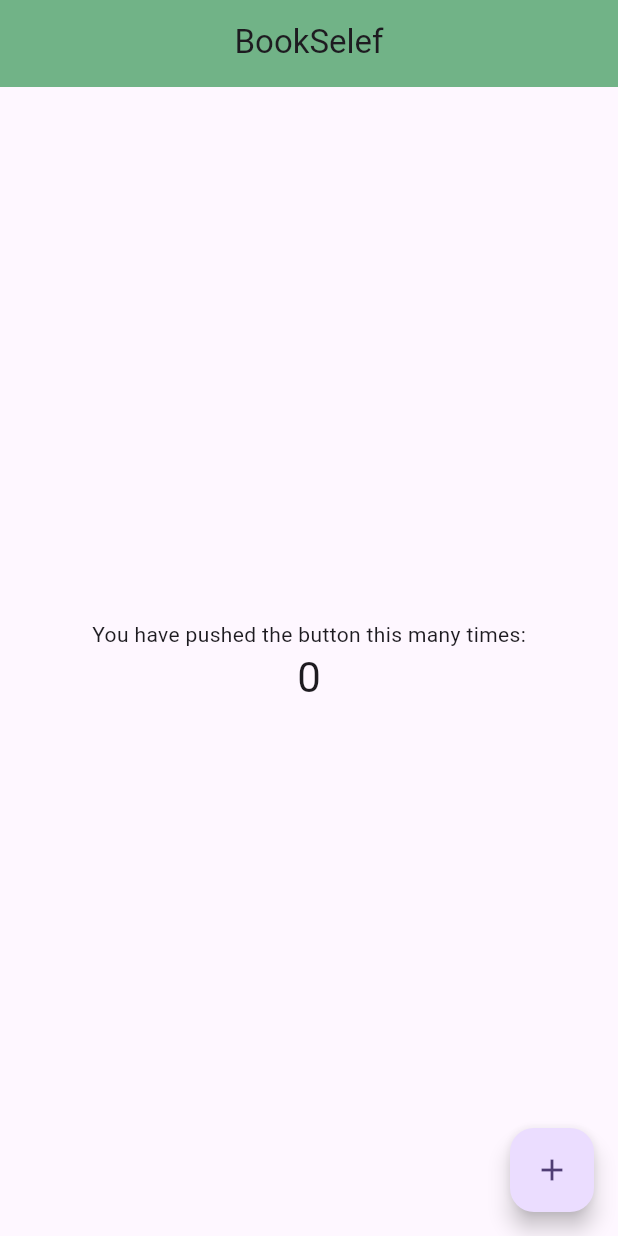
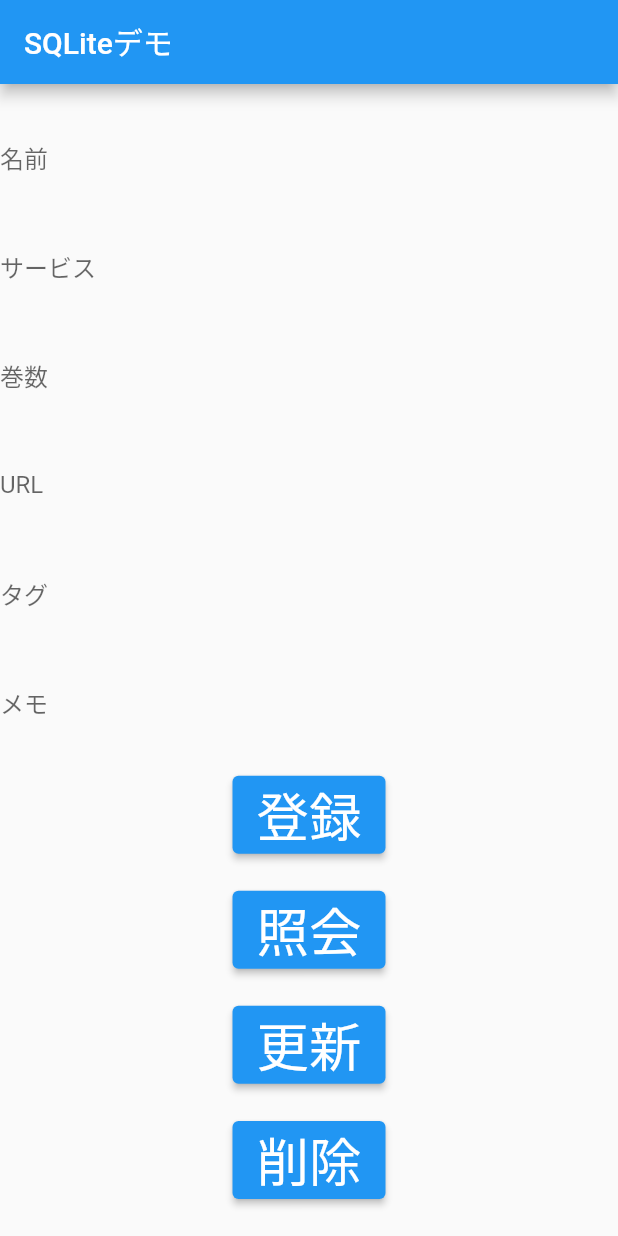
Before and after one commit to weak-in-the-morning/book_self, a Flutter app: the screen it shows after launch, on a phone screen of 412 x 824 dp. Run offline on Flutter 3.47's test engine with Material 2 defaults, Android fonts, the phone set to English and light mode, and no system bars; our stand-ins replace sqflite; accounts and stored records are empty.

Commit message:
fix: filename

```diff
--- a/app/lib/main.dart
+++ b/app/lib/main.dart
@@ -1,67 +1,168 @@
-import 'package:app/view/design_system.dart';
+// main.dart
+import 'package:app/logic/database_helper.dart';
 import 'package:flutter/material.dart';
+import 'package:intl/intl.dart';
+import 'package:app/data/book_data.dart';
 
 void main() {
-  runApp(const MyApp());
+  runApp(MyApp());
 }
 
 class MyApp extends StatelessWidget {
-  const MyApp({super.key});
-
   @override
   Widget build(BuildContext context) {
     return MaterialApp(
-      title: 'Book Self',
-      theme: ThemeData(
-        colorScheme: ColorScheme.fromSeed(seedColor: Colors.deepPurple),
-        useMaterial3: true,
-      ),
-      home: const MyHomePage(title: 'Flutter Demo Home Page'),
+      home: MyHomePage(),
     );
   }
 }
 
 class MyHomePage extends StatefulWidget {
-  const MyHomePage({super.key, required this.title});
-
-  final String title;
-
   @override
-  State<MyHomePage> createState() => _MyHomePageState();
+  _MyHomePageState createState() => _MyHomePageState();
 }
 
 class _MyHomePageState extends State<MyHomePage> {
-  int _counter = 0;
+  // DatabaseHelper クラスのインスタンス取得
+  final dbHelper = DatabaseHelper.instance;
 
-  void _incrementCounter() {
-    setState(() {
-      _counter++;
-    });
-  }
+  late BookData book = new BookData(
+    1,
+    'Book Title',
+    123,
+    'Service Name',
+    false,
+    false,
+    'Tag Name',
+    'Some memo text',
+    DateTime.now(),
+    DateTime.now(),
+    'Search URL',
+    'Image URL',
+  );
 
+  // homepage layout
   @override
   Widget build(BuildContext context) {
     return Scaffold(
-      appBar: const AppBarComponent(title: 'BookSelef',),
+      appBar: AppBar(
+        title: Text('SQLiteデモ'),
+      ),
       body: Center(
         child: Column(
-          mainAxisAlignment: MainAxisAlignment.center,
+          mainAxisAlignment: MainAxisAlignment.spaceEvenly,
           children: <Widget>[
-            const Text(
-              'You have pushed the button this many times:',
+            TextField(
+              decoration: InputDecoration(
+                border: InputBorder.none,
+                hintText: '名前',
+              ),
+              onChanged: (text) {
+                book.name = text;
+              },
             ),
-            Text(
-              '$_counter',
-              style: Theme.of(context).textTheme.headlineMedium,
+            TextField(
+              decoration: InputDecoration(
+                border: InputBorder.none,
+                hintText: 'サービス',
+              ),
+              onChanged: (text) {
+                book.service = text;
+              },
+            ),
+            TextField(
+              decoration: InputDecoration(
+                border: InputBorder.none,
+                hintText: '巻数',
+              ),
+              onChanged: (text) {
+                book.num = int.parse(text);
+              },
+            ),
+            TextField(
+              decoration: InputDecoration(
+                border: InputBorder.none,
+                hintText: 'URL',
+              ),
+              onChanged: (text) {
+                book.urlSearch = text;
+              },
+            ),
+            TextField(
+              decoration: InputDecoration(
+                border: InputBorder.none,
+                hintText: 'タグ',
+              ),
+              onChanged: (text) {
+                book.tag = text;
+              },
+            ),
+            TextField(
+              decoration: InputDecoration(
+                border: InputBorder.none,
+                hintText: 'メモ',
+              ),
+              onChanged: (text) {
+                book.memo = text;
+              },
+            ),
+            ElevatedButton(
+              child: Text(
+                '登録',
+                style: TextStyle(fontSize: 35),
+              ),
+              onPressed: _insert,
+            ),
+            ElevatedButton(
+              child: Text(
+                '照会',
+                style: TextStyle(fontSize: 35),
+              ),
+              onPressed: _query,
+            ),
+            ElevatedButton(
+              child: Text(
+                '更新',
+                style: TextStyle(fontSize: 35),
+              ),
+              onPressed: _update,
+            ),
+            ElevatedButton(
+              child: Text(
+                '削除',
+                style: TextStyle(fontSize: 35),
+              ),
+              onPressed: _delete,
             ),
           ],
         ),
       ),
-      floatingActionButton: FloatingActionButton(
-        onPressed: _incrementCounter,
-        tooltip: 'Increment',
-        child: const Icon(Icons.add),
-      ),
     );
   }
+
+  // 登録ボタンクリック
+  void _insert() async {
+    final id = await dbHelper.insert(book);
+    print('登録しました。id: $id');
+  }
+
+  // 照会ボタンクリック
+  void _query() async {
+    final allRows = await dbHelper.queryAllRows();
+    print('全てのデータを照会しました。');
+    allRows.forEach(print);
+  }
+
+  // 更新ボタンクリック
+  void _update() async {
+    final rowsAffected = await dbHelper.update(book);
+    print('更新しました。 ID：$rowsAffected ');
+  }
+
+  // 削除ボタンクリック
+  void _delete() async {
+    final id = await dbHelper.queryRowCount();
+    final rowsDeleted = await dbHelper.delete(id!);
+    print('削除しました。 $rowsDeleted ID: $id');
+  }
 }
```
Also changed, not shown: app/lib/logic/Database_Helper.dart (+43 -43 lines), app/lib/logic/dbinput.txt (+17 -27 lines), app/pubspec.lock, 1 other file.
